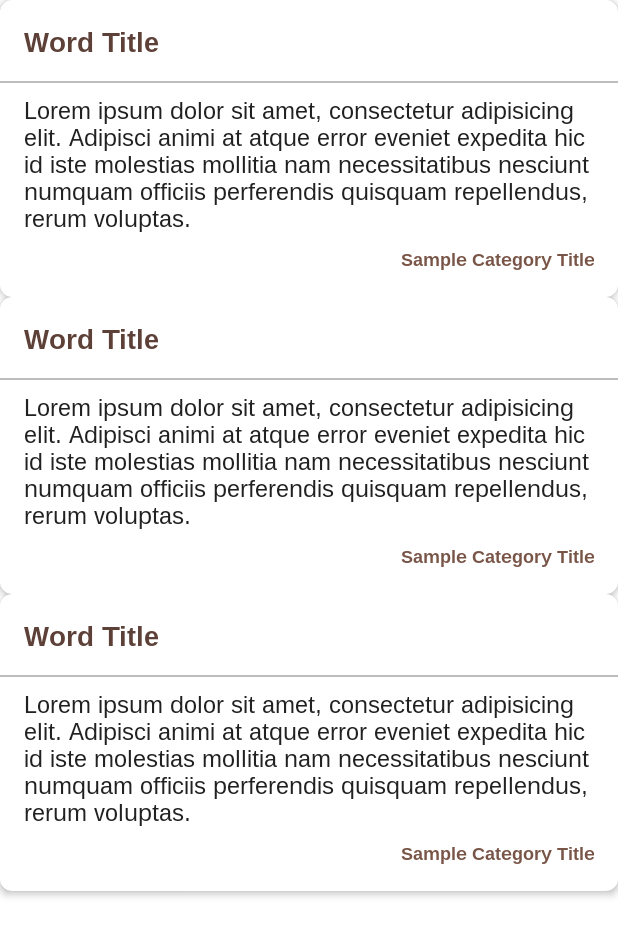
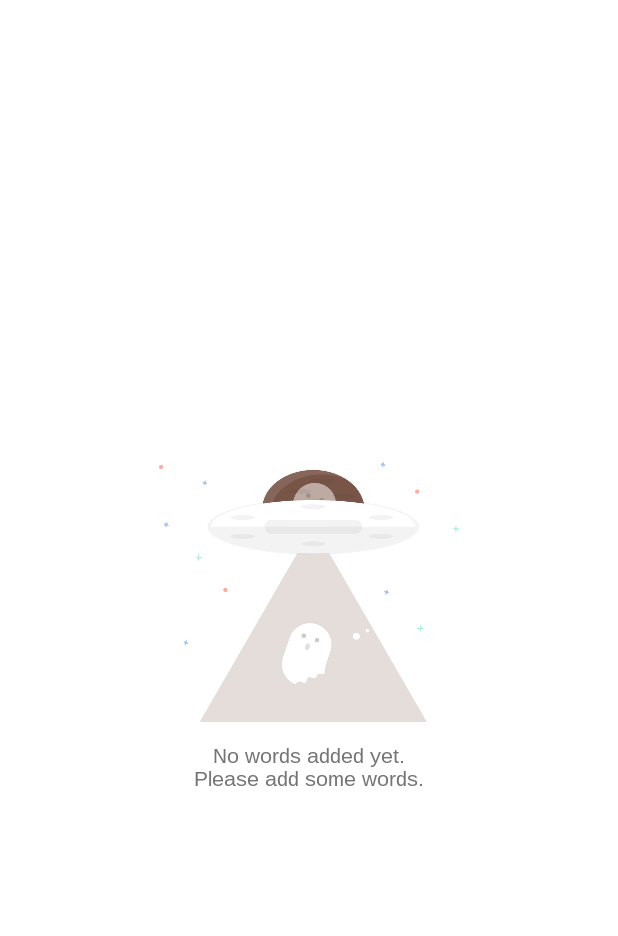
Before and after one commit to RkNaing/WordStore, an Android app: the layout fragment_words.xml on its own in the app's theme, with its tools: preview values and no code run, on a phone screen of 412 x 824 dp. Shown: the top 936 px of the screen. Run offline under Robolectric (Android 15) with nearby library versions, the phone set to English and light mode, and no system bars.

Commit message:
- Continue Implementation

```diff
--- a/app/src/main/java/com/devshub/rk/wordsstore/data/db/dao/CategoryDao.kt
+++ b/app/src/main/java/com/devshub/rk/wordsstore/data/db/dao/CategoryDao.kt
@@ -1,5 +1,6 @@
 package com.devshub.rk.wordsstore.data.db.dao
 
+import androidx.lifecycle.LiveData
 import androidx.paging.DataSource
 import androidx.room.*
 import com.devshub.rk.wordsstore.data.model.Category
@@ -21,4 +22,7 @@ interface CategoryDao {
 
     @Delete
     fun deleteCategory(category: Category): Int
+
+    @Query("SELECT COUNT(*) FROM CATEGORY_TBL")
+    fun categoriesCount(): LiveData<Int>
 }
--- a/app/src/main/java/com/devshub/rk/wordsstore/data/repositories/CategoryRepository.kt
+++ b/app/src/main/java/com/devshub/rk/wordsstore/data/repositories/CategoryRepository.kt
@@ -18,4 +18,6 @@ interface CategoryRepository {
     fun deleteCategory(context: Context, category: Category, completion: CompletionCallback)
 
     fun categoryPagedList(context: Context): LiveData<PagedList<Category>>
+
+    fun categoriesCount(context: Context): LiveData<Int>
 }
--- a/app/src/main/java/com/devshub/rk/wordsstore/data/repositories/impl/CategoryRepositoryImpl.kt
+++ b/app/src/main/java/com/devshub/rk/wordsstore/data/repositories/impl/CategoryRepositoryImpl.kt
@@ -63,6 +63,10 @@ class CategoryRepositoryImpl : CategoryRepository {
         ).build()
     }
 
+    override fun categoriesCount(context: Context): LiveData<Int> {
+        return AppDB.getInstance(context).getCategoryDao().categoriesCount()
+    }
+
     private inline fun <T> operateInIO(
         context: Context,
         crossinline resultHandler: (T) -> Unit,
--- a/app/src/main/java/com/devshub/rk/wordsstore/ui/fragments/ManageCategoriesFragment.kt
+++ b/app/src/main/java/com/devshub/rk/wordsstore/ui/fragments/ManageCategoriesFragment.kt
@@ -55,9 +55,7 @@ class ManageCategoriesFragment : BaseFragment() {
                 itemSpacingTop = 5,
                 itemSpacingLeft = 10,
                 itemSpacingBottom = 5,
-                itemSpacingRight = 10,
-                topMostSpacing = 10,
-                bottomMostSpacing = 90
+                itemSpacingRight = 10
             )
         )
 
--- a/app/src/main/java/com/devshub/rk/wordsstore/ui/fragments/SaveWordDialogFragment.kt
+++ b/app/src/main/java/com/devshub/rk/wordsstore/ui/fragments/SaveWordDialogFragment.kt
@@ -70,6 +70,10 @@ class SaveWordDialogFragment : DialogFragment() {
             saveWordDialogEdtDesc.setText(it.description)
         }
 
+        category?.let {
+            saveWordDialogBtnCategoryChooser.text = it.title
+        }
+
         saveWordDialogBtnCancel.setOnClickListener {
             activity?.dismissSoftKeyboard()
             dismiss()
--- a/app/src/main/java/com/devshub/rk/wordsstore/ui/viewmodels/MainViewModel.kt
+++ b/app/src/main/java/com/devshub/rk/wordsstore/ui/viewmodels/MainViewModel.kt
@@ -18,6 +18,10 @@ class MainViewModel : ViewModel() {
         categoryRepository.categoryPagedList(App.instance.applicationContext)
     }
 
+    val categoriesCount: LiveData<Int> by lazy {
+        categoryRepository.categoriesCount(App.instance.applicationContext)
+    }
+
     val words: LiveData<PagedList<WordWithCategory>> by lazy {
         wordRepository.getAllWordsWithCategoryTitlePagedList(App.instance.applicationContext)
     }
--- a/app/src/main/res/layout/fragment_manage_categories.xml
+++ b/app/src/main/res/layout/fragment_manage_categories.xml
@@ -14,6 +14,8 @@
             app:layout_behavior="@string/appbar_scrolling_view_behavior"
             tools:listitem="@layout/item_category"
             tools:visibility="gone"
+            android:clipToPadding="false"
+            android:paddingBottom="90dp"
             />
 
     <LinearLayout
--- a/app/src/main/res/layout/fragment_words.xml
+++ b/app/src/main/res/layout/fragment_words.xml
@@ -1,9 +1,46 @@
 <?xml version="1.0" encoding="utf-8"?>
-<androidx.recyclerview.widget.RecyclerView xmlns:android="http://schemas.android.com/apk/res/android"
+<FrameLayout
+        xmlns:android="http://schemas.android.com/apk/res/android"
         xmlns:app="http://schemas.android.com/apk/res-auto"
         xmlns:tools="http://schemas.android.com/tools"
+        android:layout_width="match_parent"
+        android:layout_height="match_parent">
+
+    <androidx.recyclerview.widget.RecyclerView
             android:id="@+id/wordsFragmentRvWords"
             android:layout_width="match_parent"
             android:layout_height="match_parent"
             app:layoutManager="androidx.recyclerview.widget.LinearLayoutManager"
-    tools:listitem="@layout/item_word" />
+            tools:visibility="gone"
+            android:clipToPadding="false"
+            android:paddingBottom="90dp"
+            tools:listitem="@layout/item_word"/>
+
+    <LinearLayout
+            android:id="@+id/wordsFragmentEmptyViewContainer"
+            android:layout_width="wrap_content"
+            android:layout_height="wrap_content"
+            android:orientation="vertical"
+            android:layout_gravity="center"
+            android:padding="5dp"
+            android:gravity="center"
+            android:visibility="gone"
+            tools:visibility="visible">
+
+        <androidx.appcompat.widget.AppCompatImageView
+                android:layout_width="200dp"
+                android:layout_height="200dp"
+                android:src="@drawable/img_empty"/>
+
+        <androidx.appcompat.widget.AppCompatTextView
+                android:layout_width="match_parent"
+                android:layout_height="wrap_content"
+                android:textColor="@color/colorTextSecondary"
+                android:gravity="center"
+                android:text="@string/msg_empty_words"
+                android:fontFamily="@font/arimo"
+                />
+
+    </LinearLayout>
+
+</FrameLayout>
--- a/app/src/main/res/values/strings.xml
+++ b/app/src/main/res/values/strings.xml
@@ -12,6 +12,7 @@
     <string name="lbl_title_create_category">Create Category</string>
     <string name="lbl_title_update_category">Update Category</string>
     <string name="msg_empty_category">No word categories.\nPlease add some word categories.\nExample : Noun, Verb, Adjective, etc.</string>
+    <string name="msg_empty_words">No words added yet.\nPlease add some words.</string>
 
     <string name="lbl_title_create_word">Add Word</string>
     <string name="lbl_title_update_word">Update Word</string>
```
Also changed, not shown: app/src/main/java/com/devshub/rk/wordsstore/ui/activities/MainActivity.kt (+76 -14 lines), app/src/main/java/com/devshub/rk/wordsstore/ui/fragments/BaseFragment.kt (+7 -1 lines), app/src/main/java/com/devshub/rk/wordsstore/ui/fragments/WordsListFragment.kt (+12 -4 lines), app/src/main/java/com/devshub/rk/wordsstore/utils/SpacingItemDecoration.kt (+3 -45 lines). Lines whose indentation alone changed are shown as unchanged.
